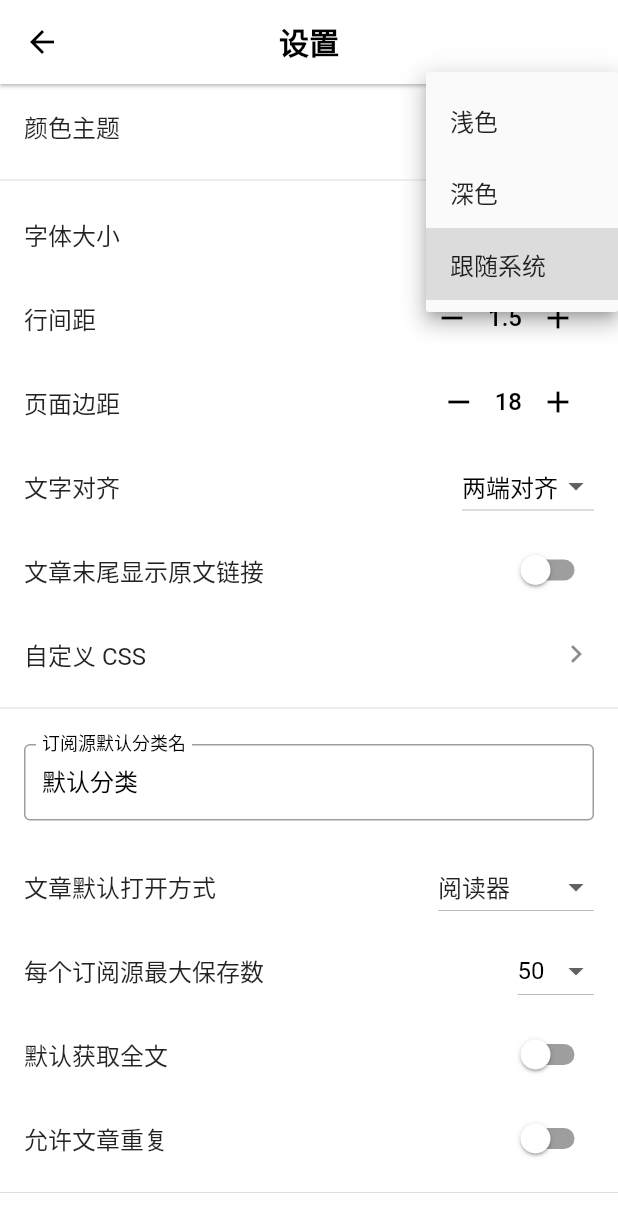
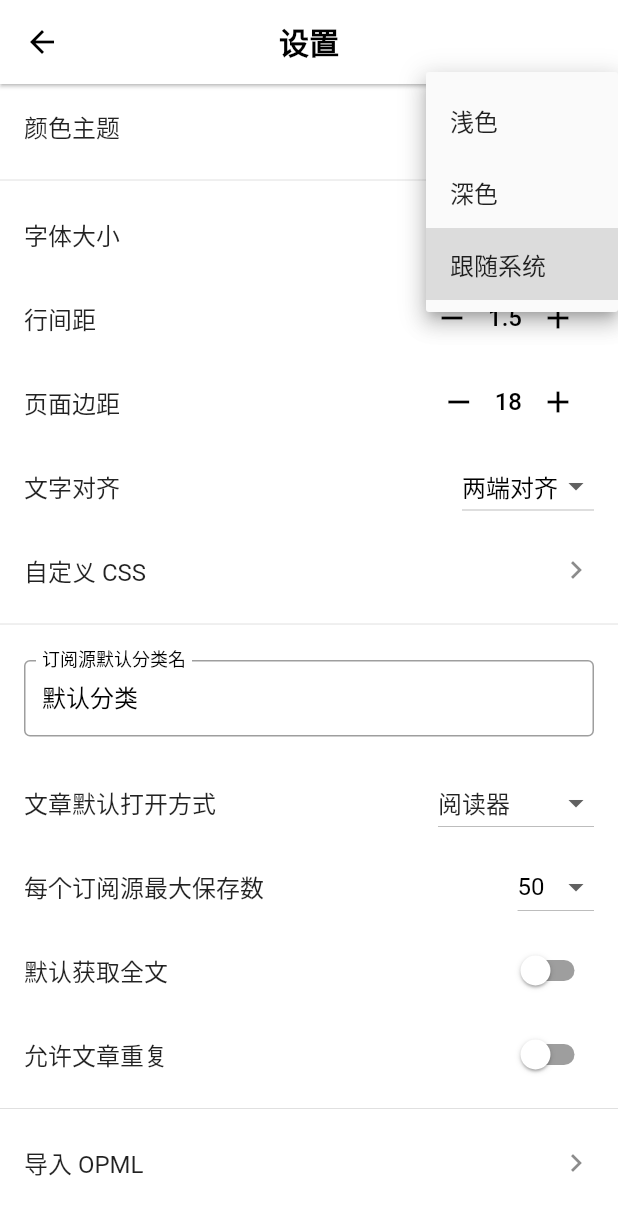
Before and after one commit to gvenusleo/MeRead, a Flutter app: the SetPage screen opened directly, after a tap on "跟随系统", on a phone screen of 412 x 824 dp. Shown: the top 1232 px of the screen. Run offline on Flutter 3.47's test engine with Material 2 defaults, Android fonts, the phone set to English and light mode, and no system bars; our stand-ins replace file_picker, share_plus, shared_preferences, sqflite; missing offline and left inert: flutter_inappwebview, opml, webfeed; accounts and stored records are empty; Roboto replaces fonts that are missing (NotoSerifSC).

```diff
--- a/lib/routes/read.dart
+++ b/lib/routes/read.dart
@@ -38,9 +38,6 @@ class ReadPageState extends State<ReadPage> {
         .value
         .toRadixString(16)
         .substring(2);
-    final String? endAddLinkStr = widget.initData['endAddLink']
-        ? "<p><a href='${widget.post.link}'>→ 阅读原文</a></p>"
-        : null;
     final String cssStr = '''
 /* CDN 服务仅供平台体验和调试使用，平台不承诺服务的稳定性，企业客户需下载字体包自行发布使用并做好备份。 */
 @font-face {
@@ -121,7 +118,6 @@ $cssStr
 <body>
 <h1>${widget.post.title}</h1>
 $bodyHtml
-$endAddLinkStr
 </body>
 <script type="module">
 $jsCode
--- a/lib/routes/setting/set.dart
+++ b/lib/routes/setting/set.dart
@@ -25,7 +25,6 @@ class _SetPageState extends State<SetPage> {
   double lineheight = 1.5;
   int pagePadding = 18;
   String textAlign = 'justify';
-  bool endAddLink = false;
   final TextEditingController _defaultCategoryController =
       TextEditingController();
   int defaultOpenType = 0;
@@ -38,7 +37,6 @@ class _SetPageState extends State<SetPage> {
     final double height = await getLineheight();
     final int padding = await getPagePadding();
     final String align = await getTextAlign();
-    final bool link = await getEndAddLink();
     final String defaultCategory = await getDefaultCategory();
     final int openType = await getDefaultOpenType();
     final int maxSaveCount = await getFeedMaxSaveCount();
@@ -49,7 +47,6 @@ class _SetPageState extends State<SetPage> {
       lineheight = height;
       pagePadding = padding;
       textAlign = align;
-      endAddLink = link;
       _defaultCategoryController.text = defaultCategory;
       defaultOpenType = openType;
       feedMaxSaveCount = maxSaveCount;
@@ -253,18 +250,6 @@ class _SetPageState extends State<SetPage> {
             ),
           ),
           ListTile(
-            title: const Text('文章末尾显示原文链接'),
-            trailing: Switch(
-              value: endAddLink,
-              onChanged: (bool value) async {
-                setState(() {
-                  endAddLink = value;
-                });
-                await setEndAddLink(value);
-              },
-            ),
-          ),
-          ListTile(
             title: const Text('自定义 CSS'),
             trailing: const Icon(Icons.chevron_right),
             onTap: () {
--- a/lib/utils/key.dart
+++ b/lib/utils/key.dart
@@ -103,16 +103,6 @@ Future<void> setTextAlign(String align) async {
   prefs.setString('textAlign', align);
 }
 
-Future<bool> getEndAddLink() async {
-  final prefs = await SharedPreferences.getInstance();
-  return prefs.getBool('endAddLink') ?? false;
-}
-
-Future<void> setEndAddLink(bool end) async {
-  final prefs = await SharedPreferences.getInstance();
-  prefs.setBool('endAddLink', end);
-}
-
 Future<Map<String, dynamic>> getAllReadPageInitData() async {
   final prefs = await SharedPreferences.getInstance();
   return {
@@ -120,7 +110,6 @@ Future<Map<String, dynamic>> getAllReadPageInitData() async {
     'lineheight': prefs.getDouble('lineheight') ?? 1.5,
     'pagePadding': prefs.getInt('pagePadding') ?? 18,
     'textAlign': prefs.getString('textAlign') ?? 'justify',
-    'endAddLink': prefs.getBool('endAddLink') ?? false,
     'customCss': prefs.getString('customCss') ?? '',
   };
 }
```
